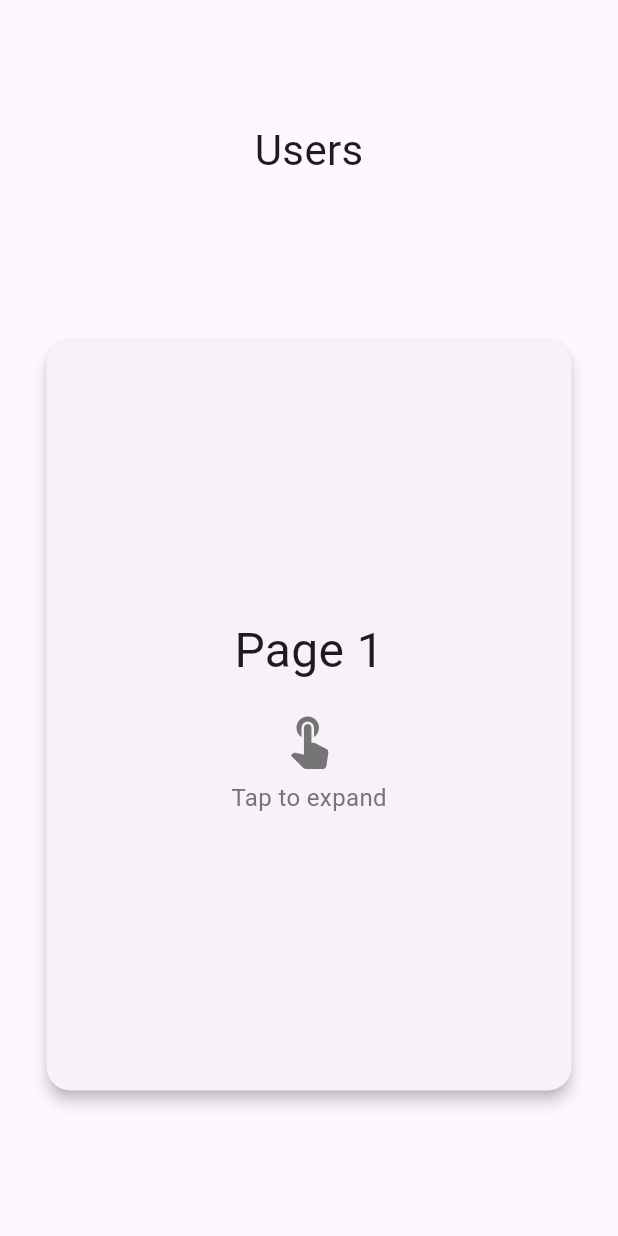
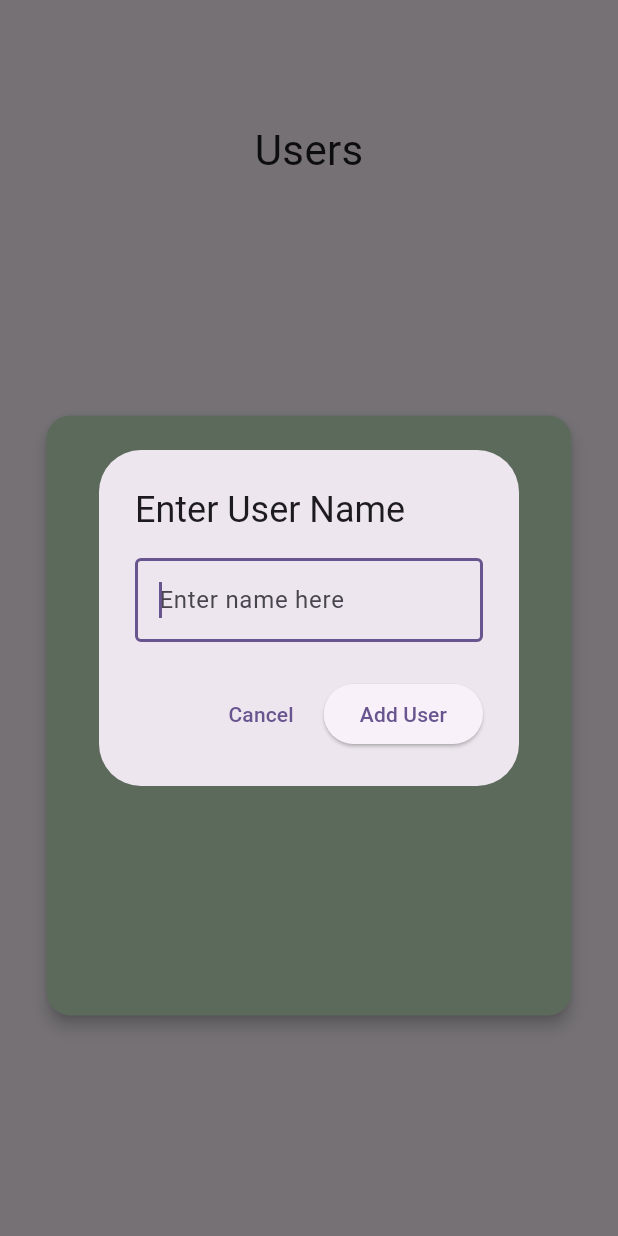
Before and after one commit to FrierensRing/FairShare, a Flutter app: the screen it shows after launch, after a tap on "➕ Add Page", on a phone screen of 412 x 824 dp. Run offline on Flutter 3.47's test engine with Material 3 defaults, Android fonts, the phone set to English and light mode, and no system bars.

Commit message:
Added user name

```diff
--- a/lib/user_swipe_cards.dart
+++ b/lib/user_swipe_cards.dart
@@ -8,6 +8,7 @@ class UserSwipeCards extends StatefulWidget {
 class _UserSwipeCardsState extends State<UserSwipeCards> with SingleTickerProviderStateMixin {
   int cardCount = 0;
   int expandedCardIndex = -1; // -1 means no card is expanded
+  List<String> userNames = []; // Store user names
 
   // Animation controller
   late AnimationController _animationController;
@@ -54,6 +55,57 @@ class _UserSwipeCardsState extends State<UserSwipeCards> with SingleTickerProvid
     });
   }
 
+  // Show dialog to input user name
+  void _showNameInputDialog(BuildContext context) {
+    final TextEditingController nameController = TextEditingController();
+
+    showDialog(
+      context: context,
+      builder: (context) => AlertDialog(
+        title: Text('Enter User Name'),
+        content: TextField(
+          controller: nameController,
+          decoration: InputDecoration(
+            hintText: 'Enter name here',
+            border: OutlineInputBorder(),
+          ),
+          autofocus: true,
+        ),
+        actions: [
+          TextButton(
+            onPressed: () {
+              Navigator.pop(context);
+            },
+            child: Text('Cancel'),
+          ),
+          ElevatedButton(
+            onPressed: () {
+              final name = nameController.text.trim();
+              if (name.isNotEmpty) {
+                setState(() {
+                  userNames.add(name);
+                  cardCount += 1;
+                  _pageController.jumpToPage(cardCount);
+                });
+
+                WidgetsBinding.instance.addPostFrameCallback((_) {
+                  _pageController.animateToPage(
+                    cardCount-1,
+                    duration: Duration(milliseconds: 400),
+                    curve: Curves.easeInOut,
+                  );
+                });
+
+                Navigator.pop(context);
+              }
+            },
+            child: Text('Add User'),
+          ),
+        ],
+      ),
+    );
+  }
+
   @override
   Widget build(BuildContext context) {
     return Scaffold(
@@ -85,17 +137,8 @@ class _UserSwipeCardsState extends State<UserSwipeCards> with SingleTickerProvid
                       return Center(
                         child: GestureDetector(
                           onTap: () {
-                            setState(() {
-                              cardCount += 1;
-                               _pageController.jumpToPage(cardCount);
-                            });
-                            WidgetsBinding.instance.addPostFrameCallback((_) {
-                              _pageController.animateToPage(
-                                cardCount-1,
-                                duration: Duration(milliseconds: 400),
-                                curve: Curves.easeInOut,
-                              );
-                            });
+                            _showNameInputDialog(context);
+
                           },
                           child: Card(
                             color: Colors.green[100],
@@ -137,7 +180,9 @@ class _UserSwipeCardsState extends State<UserSwipeCards> with SingleTickerProvid
                               mainAxisAlignment: MainAxisAlignment.center,
                               children: [
                                 Text(
-                                  "Page ${index + 1}",
+                                  userNames.isNotEmpty && index < userNames.length
+                                      ? userNames[index]
+                                      : "Page ${index + 1}",
                                   style: TextStyle(fontSize: 32),
                                 ),
                                 SizedBox(height: 16),
@@ -203,7 +248,9 @@ class _UserSwipeCardsState extends State<UserSwipeCards> with SingleTickerProvid
                                   children: [
                                     // Header
                                     Text(
-                                      "Page ${expandedCardIndex + 1}",
+                                      userNames.isNotEmpty && expandedCardIndex < userNames.length
+                                          ? userNames[expandedCardIndex]
+                                          : "Page ${expandedCardIndex + 1}",
                                       style: TextStyle(
                                         fontSize: 32,
                                         fontWeight: FontWeight.bold,
```
